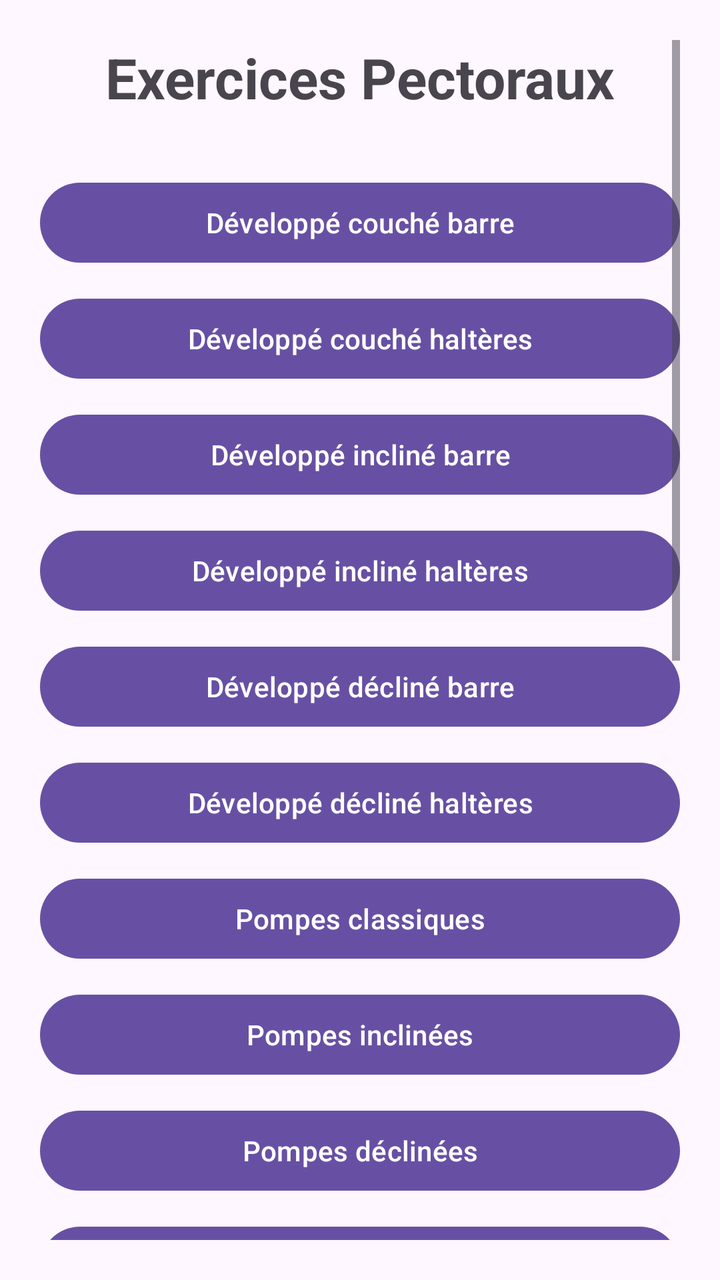
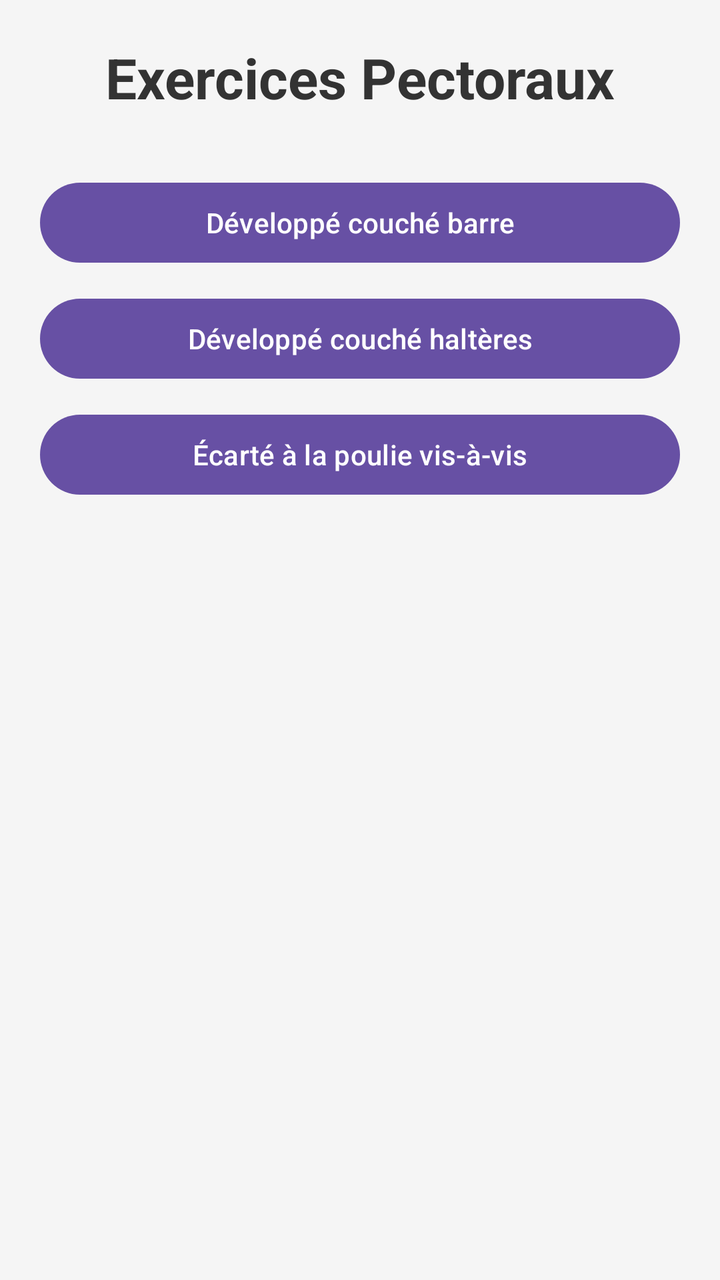

The first picture is an Android layout as it rendered before a commit; the second is the same layout after the commit. The layout source and the unified diff follow.
<!-- AndroidManifest.xml: application theme Theme.Muscu -->
<!-- res/layout/activity_pectoraux.xml -->
<?xml version="1.0" encoding="utf-8"?>
<ScrollView xmlns:android="http://schemas.android.com/apk/res/android"
    android:padding="20dp"
    android:layout_width="match_parent"
    android:layout_height="match_parent">

    <LinearLayout
        android:orientation="vertical"
        android:layout_width="match_parent"
        android:layout_height="wrap_content">

        <TextView
            android:text="Exercices Pectoraux"
            android:textSize="28sp"
            android:textStyle="bold"
            android:gravity="center"
            android:layout_marginBottom="30dp"
            android:layout_width="match_parent"
            android:layout_height="wrap_content"/>

        <Button android:text="Développé couché barre"
            android:layout_width="match_parent"
            android:layout_height="wrap_content"/>

        <Button android:text="Développé couché haltères"
            android:layout_width="match_parent"
            android:layout_marginTop="10dp"
            android:layout_height="wrap_content"/>

        <Button android:text="Développé incliné barre"
            android:layout_width="match_parent"
            android:layout_marginTop="10dp"
            android:layout_height="wrap_content"/>

        <Button android:text="Développé incliné haltères"
            android:layout_width="match_parent"
            android:layout_marginTop="10dp"
            android:layout_height="wrap_content"/>

        <Button android:text="Développé décliné barre"
            android:layout_width="match_parent"
            android:layout_marginTop="10dp"
            android:layout_height="wrap_content"/>

        <Button android:text="Développé décliné haltères"
            android:layout_width="match_parent"
            android:layout_marginTop="10dp"
            android:layout_height="wrap_content"/>

        <Button android:text="Pompes classiques"
            android:layout_width="match_parent"
            android:layout_marginTop="10dp"
            android:layout_height="wrap_content"/>

        <Button android:text="Pompes inclinées"
            android:layout_width="match_parent"
            android:layout_marginTop="10dp"
            android:layout_height="wrap_content"/>

        <Button android:text="Pompes déclinées"
            android:layout_width="match_parent"
            android:layout_marginTop="10dp"
            android:layout_height="wrap_content"/>

        <Button android:text="Pompes serrées"
            android:layout_width="match_parent"
            android:layout_marginTop="10dp"
            android:layout_height="wrap_content"/>

        <Button android:text="Dips pectoraux"
            android:layout_width="match_parent"
            android:layout_marginTop="10dp"
            android:layout_height="wrap_content"/>

        <Button android:text="Écarté haltères banc plat"
            android:layout_width="match_parent"
            android:layout_marginTop="10dp"
            android:layout_height="wrap_content"/>

        <Button android:text="Écarté haltères banc incliné"
            android:layout_width="match_parent"
            android:layout_marginTop="10dp"
            android:layout_height="wrap_content"/>

        <Button android:text="Écarté haltères banc décliné"
            android:layout_width="match_parent"
            android:layout_marginTop="10dp"
            android:layout_height="wrap_content"/>

        <Button android:text="Écarté à la poulie vis-à-vis"
            android:layout_width="match_parent"
            android:layout_marginTop="10dp"
            android:layout_height="wrap_content"/>

        <Button android:text="Écarté poulie basse"
            android:layout_width="match_parent"
            android:layout_marginTop="10dp"
            android:layout_height="wrap_content"/>

        <Button android:text="Écarté poulie haute"
            android:layout_width="match_parent"
            android:layout_marginTop="10dp"
            android:layout_height="wrap_content"/>

        <Button android:text="Chest press machine"
            android:layout_width="match_parent"
            android:layout_marginTop="10dp"
            android:layout_height="wrap_content"/>

        <Button android:text="Pec deck machine"
            android:layout_width="match_parent"
            android:layout_marginTop="10dp"
            android:layout_height="wrap_content"/>

        <Button android:text="Pullover haltère"
            android:layout_width="match_parent"
            android:layout_marginTop="10dp"
            android:layout_height="wrap_content"/>

    </LinearLayout>

</ScrollView>
<!-- resources referenced by this layout -->
<resources>
  <style name="Theme.Muscu" parent="Base.Theme.Muscu" />
  <style name="Base.Theme.Muscu" parent="Theme.Material3.DayNight.NoActionBar">
          
          
      </style>
</resources>

<!-- the commit's change to res/layout/activity_pectoraux.xml (unified diff, before → after) -->
@@ -2,7 +2,8 @@
 <ScrollView xmlns:android="http://schemas.android.com/apk/res/android"
     android:padding="20dp"
     android:layout_width="match_parent"
-    android:layout_height="match_parent">
+    android:layout_height="match_parent"
+    android:background="#F5F5F5">
 
     <LinearLayout
         android:orientation="vertical"
@@ -16,106 +17,28 @@
             android:gravity="center"
             android:layout_marginBottom="30dp"
             android:layout_width="match_parent"
-            android:layout_height="wrap_content"/>
+            android:layout_height="wrap_content"
+            android:textColor="#333333"/>
 
-        <Button android:text="Développé couché barre"
+        <Button
+            android:id="@+id/btn_developpe_couche_barre"
             android:layout_width="match_parent"
-            android:layout_height="wrap_content"/>
+            android:layout_height="wrap_content"
+            android:text="Développé couché barre" />
 
-        <Button android:text="Développé couché haltères"
+        <Button
+            android:id="@+id/btn_developpe_couche_halteres"
             android:layout_width="match_parent"
+            android:layout_height="wrap_content"
             android:layout_marginTop="10dp"
-            android:layout_height="wrap_content"/>
+            android:text="Développé couché haltères" />
 
-        <Button android:text="Développé incliné barre"
+        <Button
+            android:id="@+id/btn_ecarte_poulie_vis_a_vis"
             android:layout_width="match_parent"
+            android:layout_height="wrap_content"
             android:layout_marginTop="10dp"
-            android:layout_height="wrap_content"/>
-
-        <Button android:text="Développé incliné haltères"
-            android:layout_width="match_parent"
-            android:layout_marginTop="10dp"
-            android:layout_height="wrap_content"/>
-
-        <Button android:text="Développé décliné barre"
-            android:layout_width="match_parent"
-            android:layout_marginTop="10dp"
-            android:layout_height="wrap_content"/>
-
-        <Button android:text="Développé décliné haltères"
-            android:layout_width="match_parent"
-            android:layout_marginTop="10dp"
-            android:layout_height="wrap_content"/>
-
-        <Button android:text="Pompes classiques"
-            android:layout_width="match_parent"
-            android:layout_marginTop="10dp"
-            android:layout_height="wrap_content"/>
-
-        <Button android:text="Pompes inclinées"
-            android:layout_width="match_parent"
-            android:layout_marginTop="10dp"
-            android:layout_height="wrap_content"/>
-
-        <Button android:text="Pompes déclinées"
-            android:layout_width="match_parent"
-            android:layout_marginTop="10dp"
-            android:layout_height="wrap_content"/>
-
-        <Button android:text="Pompes serrées"
-            android:layout_width="match_parent"
-            android:layout_marginTop="10dp"
-            android:layout_height="wrap_content"/>
-
-        <Button android:text="Dips pectoraux"
-            android:layout_width="match_parent"
-            android:layout_marginTop="10dp"
-            android:layout_height="wrap_content"/>
-
-        <Button android:text="Écarté haltères banc plat"
-            android:layout_width="match_parent"
-            android:layout_marginTop="10dp"
-            android:layout_height="wrap_content"/>
-
-        <Button android:text="Écarté haltères banc incliné"
-            android:layout_width="match_parent"
-            android:layout_marginTop="10dp"
-            android:layout_height="wrap_content"/>
-
-        <Button android:text="Écarté haltères banc décliné"
-            android:layout_width="match_parent"
-            android:layout_marginTop="10dp"
-            android:layout_height="wrap_content"/>
-
-        <Button android:text="Écarté à la poulie vis-à-vis"
-            android:layout_width="match_parent"
-            android:layout_marginTop="10dp"
-            android:layout_height="wrap_content"/>
-
-        <Button android:text="Écarté poulie basse"
-            android:layout_width="match_parent"
-            android:layout_marginTop="10dp"
-            android:layout_height="wrap_content"/>
-
-        <Button android:text="Écarté poulie haute"
-            android:layout_width="match_parent"
-            android:layout_marginTop="10dp"
-            android:layout_height="wrap_content"/>
-
-        <Button android:text="Chest press machine"
-            android:layout_width="match_parent"
-            android:layout_marginTop="10dp"
-            android:layout_height="wrap_content"/>
-
-        <Button android:text="Pec deck machine"
-            android:layout_width="match_parent"
-            android:layout_marginTop="10dp"
-            android:layout_height="wrap_content"/>
-
-        <Button android:text="Pullover haltère"
-            android:layout_width="match_parent"
-            android:layout_marginTop="10dp"
-            android:layout_height="wrap_content"/>
+            android:text="Écarté à la poulie vis-à-vis" />
 
     </LinearLayout>
 
